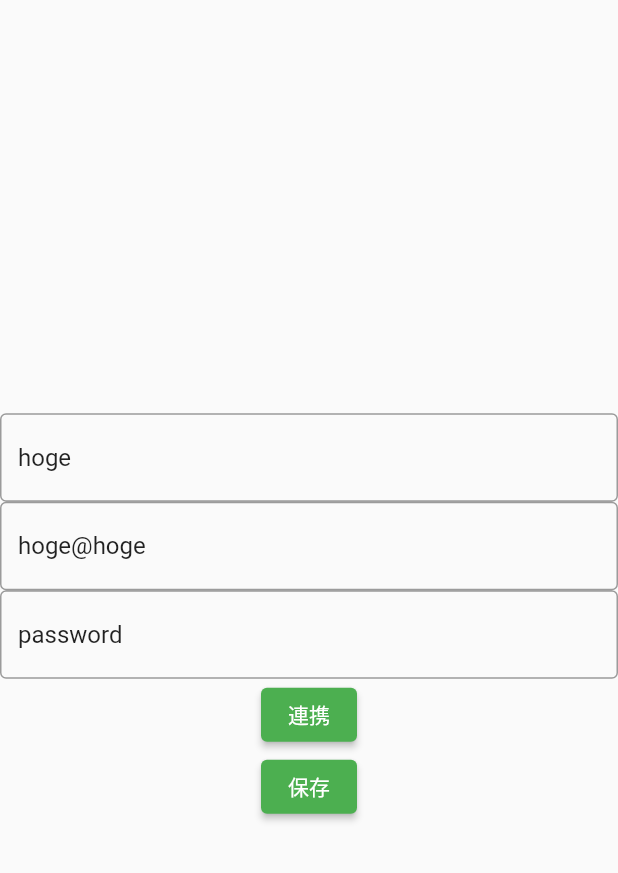
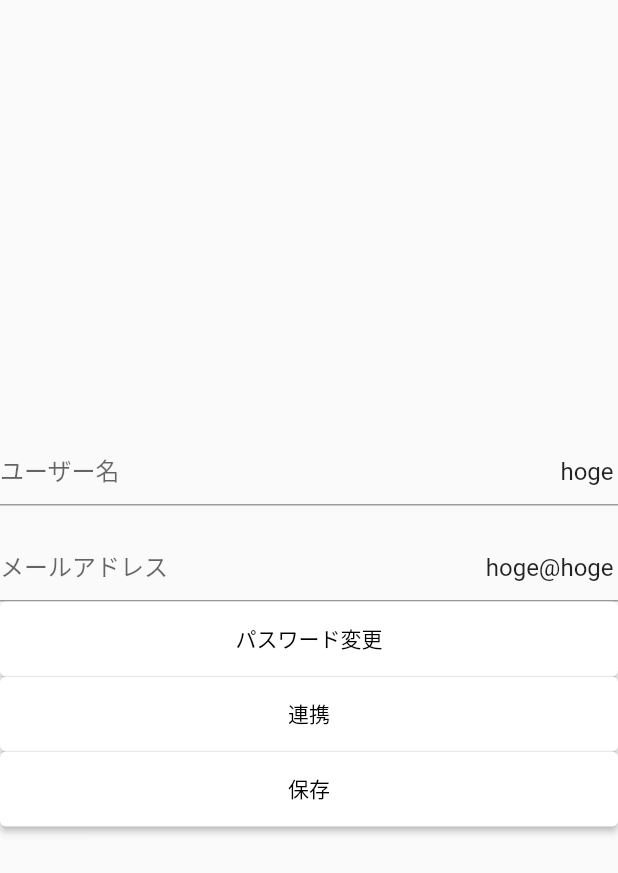
Before and after one commit to HarrisonOwl/schetify, a Flutter app: the screen it shows after launch, item 3 of the bottom bar chosen, after a tap on "アカウント設定", on a phone screen of 412 x 824 dp. Shown: the top 873 px of the screen. Run offline on Flutter 3.47's test engine with Material 2 defaults, Android fonts, the phone set to English and light mode, and no system bars; our stand-ins replace dio, flutter_hooks, freezed_annotation, geocoding, google_maps_flutter, hooks_riverpod and 2 more; missing offline and left inert: flutter_google_places, google_maps_webservice.

Commit message:
change ui

```diff
--- a/lib/widget/page/setting/account/settings_account.dart
+++ b/lib/widget/page/setting/account/settings_account.dart
@@ -10,7 +10,6 @@ class SettingsAccount extends HookConsumerWidget {
 
     var name = useState("hoge");
     var email = useState("hoge@hoge");
-    var password = useState("password");
 
     return Scaffold(
       body: Center(
@@ -19,8 +18,11 @@ class SettingsAccount extends HookConsumerWidget {
           children: [
             TextFormField(
               decoration: const InputDecoration(
-                border: OutlineInputBorder(),
+                labelText: 'ユーザー名',
+                prefixText: 'ユーザー名',
+                floatingLabelBehavior: FloatingLabelBehavior.never,
               ),
+              textAlign: TextAlign.end,
               initialValue: name.value,
               onChanged: (text){
                 name.value = text;
@@ -28,27 +30,43 @@ class SettingsAccount extends HookConsumerWidget {
             ),
             TextFormField(
               decoration: const InputDecoration(
-                border: OutlineInputBorder(),
+                labelText: 'メールアドレス',
+                prefixText: 'メールアドレス',
+                floatingLabelBehavior: FloatingLabelBehavior.never,
               ),
+              textAlign: TextAlign.end,
               initialValue: email.value,
               onChanged: (text){
                 email.value = text;
               },
             ),
-            TextFormField(
-              decoration: const InputDecoration(
-                border: OutlineInputBorder(),
+            ElevatedButton(
+              style: ElevatedButton.styleFrom(
+                primary: Colors.white,
+                onPrimary: Colors.black,
+                minimumSize: const Size.fromHeight(50), // NEW
               ),
-              initialValue: password.value,
-              onChanged: (text){
-                password.value = text;
+              onPressed: () {
+                Navigator.of(context).pushNamed("/settings/account/enterPassword");
               },
-            ),ElevatedButton(
+              child: const Text('パスワード変更'),
+            ),
+            ElevatedButton(
+              style: ElevatedButton.styleFrom(
+                primary: Colors.white,
+                onPrimary: Colors.black,
+                minimumSize: const Size.fromHeight(50), // NEW
+              ),
               onPressed: () {
               },
               child: const Text('連携'),
             ),
             ElevatedButton(
+              style: ElevatedButton.styleFrom(
+                primary: Colors.white,
+                onPrimary: Colors.black,
+                minimumSize: const Size.fromHeight(50), // NEW
+              ),
               onPressed: () {
                 Navigator.of(context).pop();
               },
--- a/lib/widget/page/setting/settings_page.dart
+++ b/lib/widget/page/setting/settings_page.dart
@@ -31,15 +31,25 @@ class SettingsPage extends HookConsumerWidget {
                   noticeFlag.value = value;
                 }
             ),ElevatedButton(
+              style: ElevatedButton.styleFrom(
+                primary: Colors.white,
+                onPrimary: Colors.black,
+                minimumSize: const Size.fromHeight(50), // NEW
+              ),
               onPressed: () {
                 Navigator.of(context).pushNamed("/settings/account");
               },
               child: const Text('アカウント設定'),
             ),ElevatedButton(
+              style: ElevatedButton.styleFrom(
+                primary: Colors.white,
+                onPrimary: Colors.black,
+                minimumSize: const Size.fromHeight(50), // NEW
+              ),
               onPressed: () {
               },
               child: const Text('ログアウト'),
-            )
+            ),
           ],
         ),
       ),
--- a/lib/widget/router.dart
+++ b/lib/widget/router.dart
@@ -7,6 +7,8 @@ import 'package:schetify/widget/page/schedule/common/cost/splitting_the_cost.dar
 import 'package:schetify/widget/page/schedule/common/schedule_update_destination_page.dart';
 import 'package:schetify/widget/page/schedule/common/schedule_update_page.dart';
 import 'package:schetify/widget/page/schedule/common/schedule_day_update_page.dart';
+import 'package:schetify/widget/page/setting/account/change_password/change_password.dart';
+import 'package:schetify/widget/page/setting/account/change_password/enter_password.dart';
 import 'package:schetify/widget/page/setting/account/settings_account.dart';
 
 class AppRouter extends StatelessWidget {
@@ -29,6 +31,8 @@ class AppRouter extends StatelessWidget {
       routes: <String, WidgetBuilder> {
         '/': (BuildContext context) => MainPage(),
         '/settings/account': (BuildContext context) => SettingsAccount(),
+        '/settings/account/enterPassword': (BuildContext context) => EnterPassword(),
+        '/settings/account/changePassword': (BuildContext context) => ChangePassword(),
         '/schedule/new': (BuildContext context) => ScheduleUpdatePage(),
         '/schedule/new/day': (BuildContext context) => const ScheduleDayUpdatePage(),
         '/schedule/new/destination': (BuildContext context) => const ScheduleUpdateDestinationPage(),
```
Also changed, not shown: lib/widget/page/setting/account/change_password/change_password.dart (added, +62 -0 lines), lib/widget/page/setting/account/change_password/enter_password.dart (added, +47 -0 lines).
